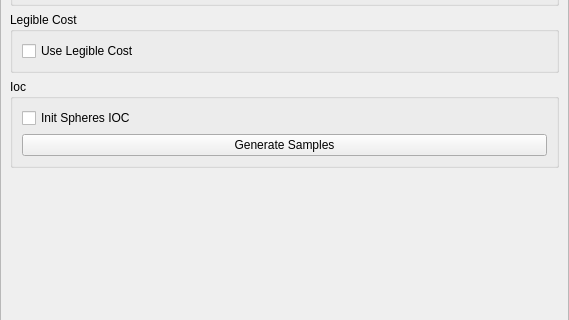
First picture: the form in src/move3d-qt-gui-libs/src/qtMainInterface/sideWidgets/qtHriGesture.ui, repository jmainpri/move3d-studio, before the edit; both pictures show x 0 to 569 and y 565 to 885 of the 569 by 991 pixel window.
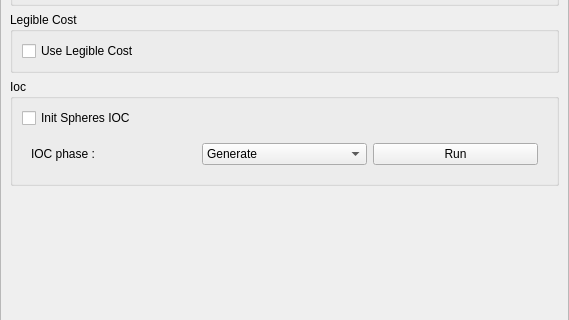
Second picture: the form after the edit.

Commit message: Add ioc button

Patch:
```diff
--- a/src/move3d-qt-gui-libs/src/qtMainInterface/sideWidgets/qtHriGesture.ui
+++ b/src/move3d-qt-gui-libs/src/qtMainInterface/sideWidgets/qtHriGesture.ui
@@ -302,10 +302,42 @@
            </widget>
           </item>
           <item>
-           <widget class="QPushButton" name="pushButtonGenerateSamples">
-            <property name="text">
-             <string>Generate Samples</string>
-            </property>
+           <widget class="QWidget" name="widget" native="true">
+            <layout class="QHBoxLayout" name="horizontalLayout">
+             <item>
+              <widget class="QLabel" name="label">
+               <property name="text">
+                <string>IOC phase :</string>
+               </property>
+              </widget>
+             </item>
+             <item>
+              <widget class="QComboBox" name="comboBoxIoc">
+               <item>
+                <property name="text">
+                 <string>Generate</string>
+                </property>
+               </item>
+               <item>
+                <property name="text">
+                 <string>Sample</string>
+                </property>
+               </item>
+               <item>
+                <property name="text">
+                 <string>New Item</string>
+                </property>
+               </item>
+              </widget>
+             </item>
+             <item>
+              <widget class="QPushButton" name="pushButtonRunIoc">
+               <property name="text">
+                <string>Run</string>
+               </property>
+              </widget>
+             </item>
+            </layout>
            </widget>
           </item>
          </layout>
```
The commit also changes 2 other files.
